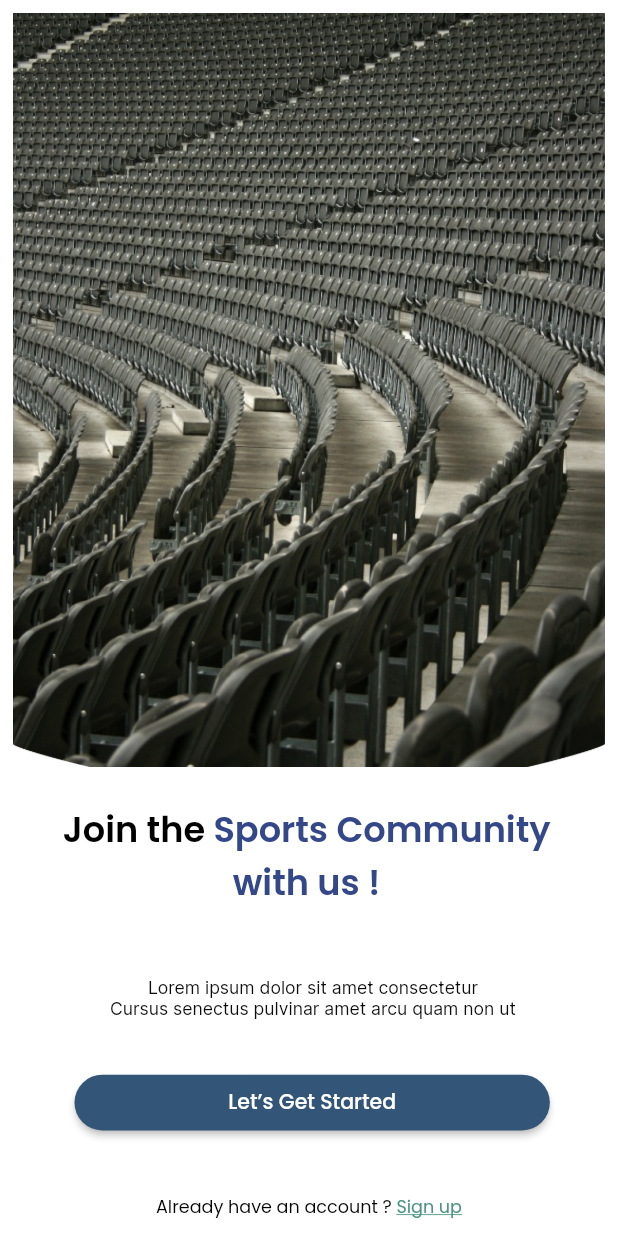
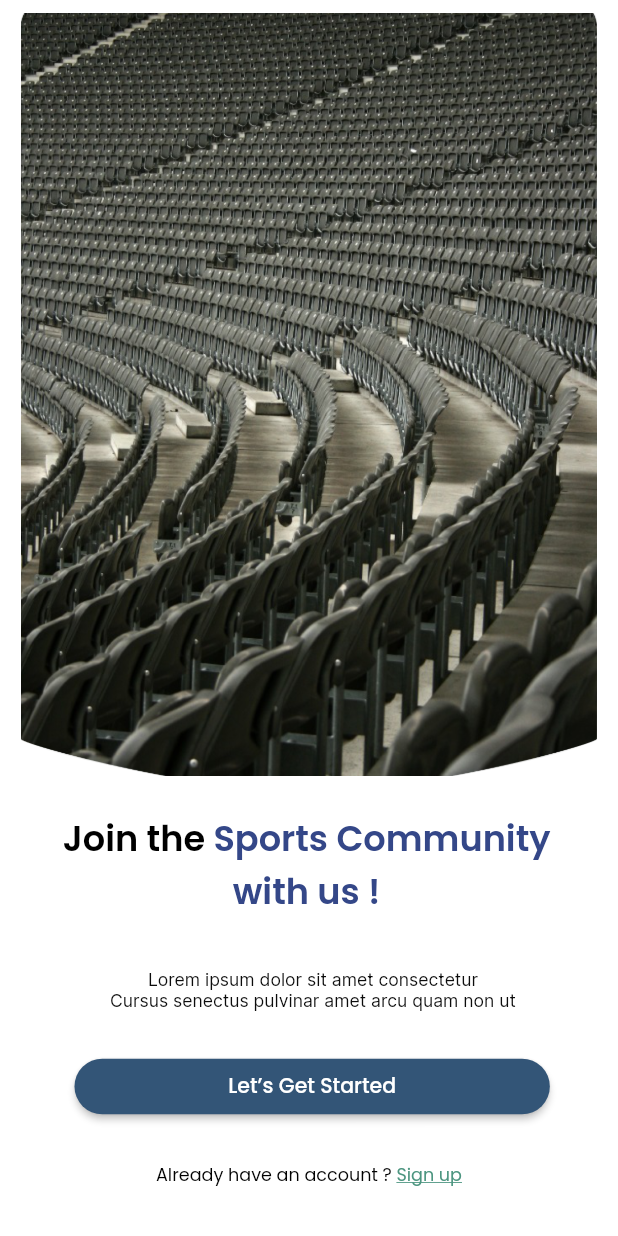
Before and after one commit to rajdeep564/SportsEase, a Flutter app: the screen it shows after launch, on a phone screen of 412 x 824 dp. Run offline on Flutter 3.47's test engine with Material 2 defaults, Android fonts, the phone set to English and light mode, and no system bars; our stand-ins replace cached_network_image, flutter_rating_bar, flutter_svg, pin_code_fields.

Commit message:
splash_screen UI Update

```diff
--- a/lib/main.dart
+++ b/lib/main.dart
@@ -9,6 +9,9 @@ void main() {
   SystemChrome.setPreferredOrientations([
     DeviceOrientation.portraitUp,
   ]);
+  SystemChrome.setSystemUIOverlayStyle(SystemUiOverlayStyle(
+    statusBarColor: Colors.white,
+  ));
 
   ///Please update theme as per your need if required.
   ThemeHelper().changeTheme('primary');
@@ -20,7 +23,7 @@ class MyApp extends StatelessWidget {
   Widget build(BuildContext context) {
     return MaterialApp(
       theme: theme,
-      title: 'rajdeep_singh_s_application5',
+      title: 'SportsEase',
       debugShowCheckedModeBanner: false,
       initialRoute: AppRoutes.splashScreen,
       routes: AppRoutes.routes,
--- a/lib/presentation/splash_screen/splash_screen.dart
+++ b/lib/presentation/splash_screen/splash_screen.dart
@@ -1,4 +1,5 @@
 import 'package:flutter/material.dart';
+import 'package:flutter/services.dart';
 import 'package:rajdeep_singh_s_application5/core/app_export.dart';
 import 'package:rajdeep_singh_s_application5/widgets/custom_elevated_button.dart';
 
@@ -21,8 +22,8 @@ class SplashScreen extends StatelessWidget {
             children: [
               CustomImageView(
                 imagePath: ImageConstant.imgMaskGroup,
-                height: 515.v,
-                width: 374.h,
+                height: 521.v,
+                width: 364.h,
               ),
               SizedBox(height: 25.v),
               Container(
@@ -47,7 +48,6 @@ class SplashScreen extends StatelessWidget {
                   textAlign: TextAlign.center,
                 ),
               ),
-              SizedBox(height: 11.v),
               Container(
                 width: 277.h,
                 margin: EdgeInsets.only(
@@ -62,7 +62,7 @@ class SplashScreen extends StatelessWidget {
                   style: CustomTextStyles.bodySmallOnPrimary,
                 ),
               ),
-              SizedBox(height: 38.v),
+              SizedBox(height: 32.v),
               CustomElevatedButton(
                 text: "Let’s Get Started",
                 margin: EdgeInsets.only(
@@ -70,7 +70,7 @@ class SplashScreen extends StatelessWidget {
                   right: 35.h,
                 ),
               ),
-              SizedBox(height: 43.v),
+              SizedBox(height: 32.v),
               RichText(
                 text: TextSpan(
                   children: [
```
Also changed, not shown: 1 other file.
